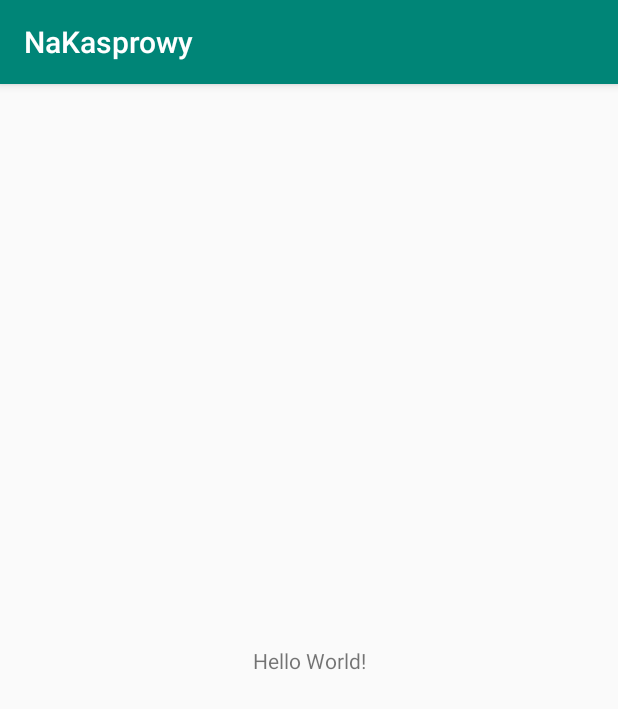
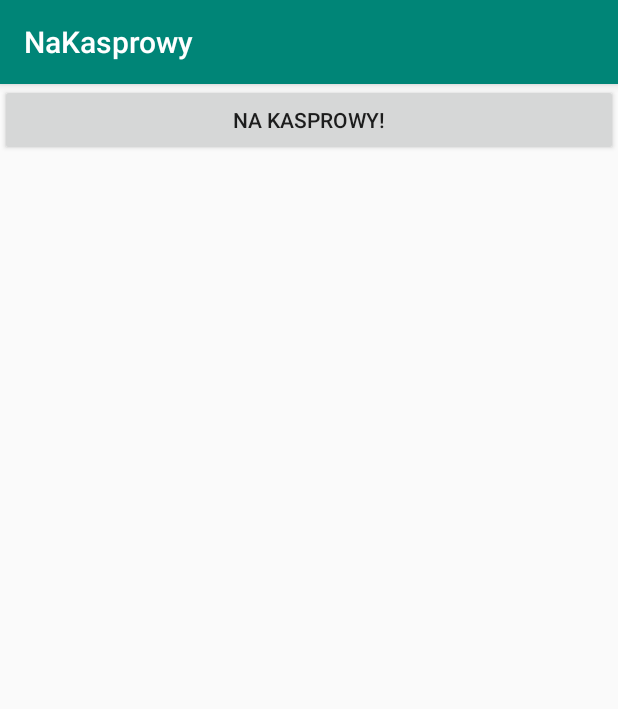
Before and after one commit to prezydium/NaKasprowy, an Android app: the screen it shows after launch (MainActivity), on a phone screen of 412 x 824 dp. Shown: the top 709 px of the screen. Run offline under Robolectric (Android 15) with nearby library versions, the phone set to English and light mode, and no system bars.

Commit message:
Added basic functionality - play toast1

```diff
--- a/app/src/main/java/org/prezydium/nakasprowy/MainActivity.java
+++ b/app/src/main/java/org/prezydium/nakasprowy/MainActivity.java
@@ -1,13 +1,23 @@
 package org.prezydium.nakasprowy;
 
+import android.media.MediaPlayer;
 import android.support.v7.app.AppCompatActivity;
 import android.os.Bundle;
+import android.view.View;
 
 public class MainActivity extends AppCompatActivity {
+
+    private MediaPlayer mediaPlayer;
 
     @Override
     protected void onCreate(Bundle savedInstanceState) {
         super.onCreate(savedInstanceState);
         setContentView(R.layout.activity_main);
+        mediaPlayer = MediaPlayer.create(this, R.raw.toast1);
+    }
+
+    public void playToast(View view) {
+        view.getId();
+        mediaPlayer.start();
     }
 }
--- a/app/src/main/res/layout/activity_main.xml
+++ b/app/src/main/res/layout/activity_main.xml
@@ -1,18 +1,19 @@
 <?xml version="1.0" encoding="utf-8"?>
-<android.support.constraint.ConstraintLayout xmlns:android="http://schemas.android.com/apk/res/android"
-    xmlns:app="http://schemas.android.com/apk/res-auto"
-    xmlns:tools="http://schemas.android.com/tools"
+<FrameLayout xmlns:android="http://schemas.android.com/apk/res/android"
     android:layout_width="match_parent"
-    android:layout_height="match_parent"
-    tools:context=".MainActivity">
+    android:layout_height="match_parent">
 
-    <TextView
-        android:layout_width="wrap_content"
-        android:layout_height="wrap_content"
-        android:text="Hello World!"
-        app:layout_constraintBottom_toBottomOf="parent"
-        app:layout_constraintLeft_toLeftOf="parent"
-        app:layout_constraintRight_toRightOf="parent"
-        app:layout_constraintTop_toTopOf="parent" />
+    <ScrollView
+        android:layout_width="match_parent"
+        android:layout_height="match_parent">
 
-</android.support.constraint.ConstraintLayout>
+        <Button
+            android:id="@+id/btn_toast1"
+            android:layout_width="match_parent"
+            android:layout_height="wrap_content"
+            android:text="@string/toast1"
+            android:onClick="playToast"/>
+
+    </ScrollView>
+
+</FrameLayout>
--- a/app/src/main/res/values/strings.xml
+++ b/app/src/main/res/values/strings.xml
@@ -1,3 +1,4 @@
 <resources>
     <string name="app_name">NaKasprowy</string>
+    <string name="toast1">Na Kasprowy!</string>
 </resources>
```
